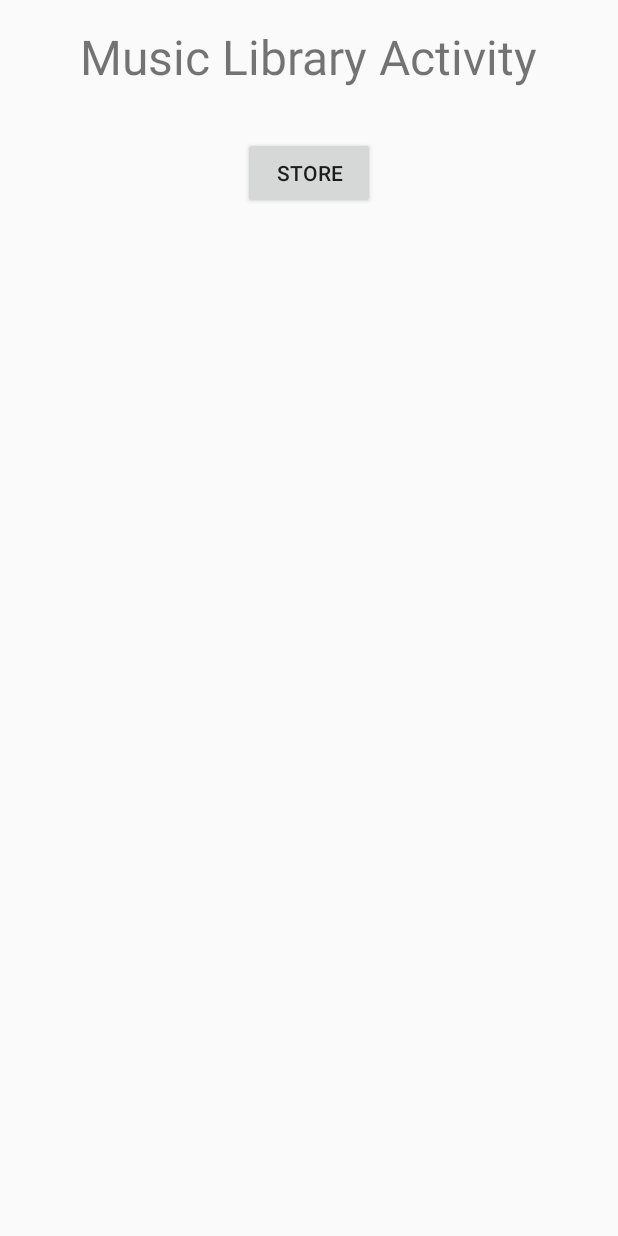
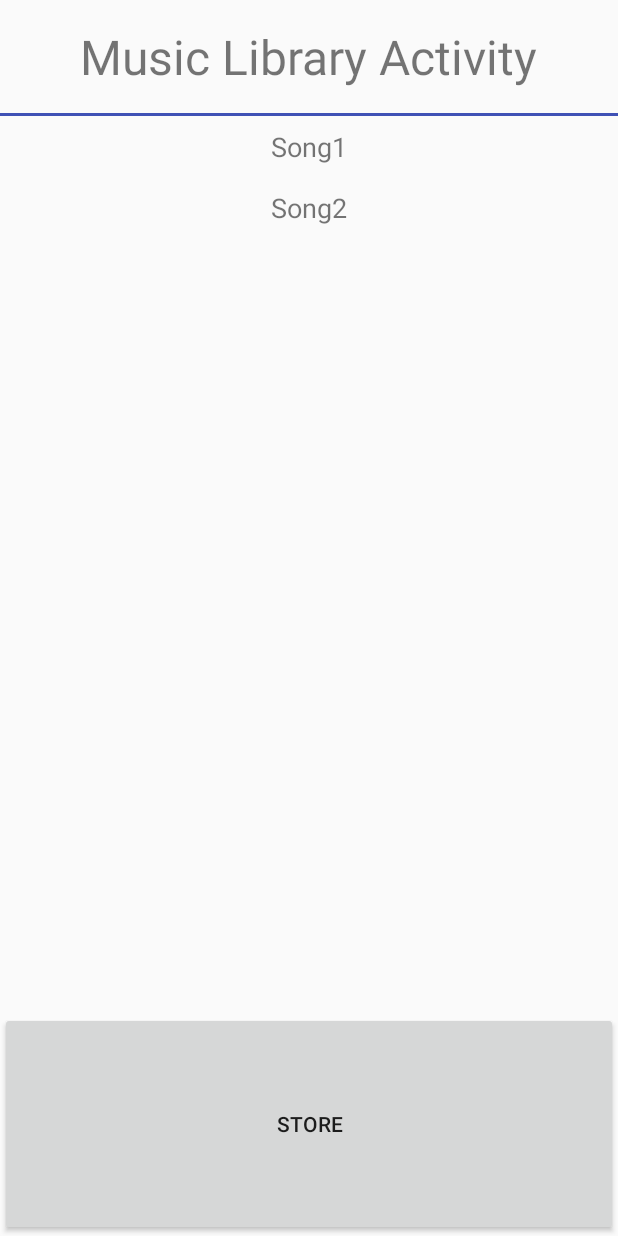
Before and after one commit to damwilin/MusicalStructure, an Android app: the MusicLibraryActivity screen opened directly, with no data from a screen before it, on a phone screen of 412 x 824 dp. Run offline under Robolectric (Android 15) with nearby library versions, the phone set to English and light mode, and no system bars.

Commit message:
Added primary design to MusicLibraryActivity Implemented OnClickListener to store_button

```diff
--- a/app/src/main/java/com/wili/android/musicalstructure/MusicLibraryActivity.java
+++ b/app/src/main/java/com/wili/android/musicalstructure/MusicLibraryActivity.java
@@ -1,7 +1,10 @@
 package com.wili.android.musicalstructure;
 
+import android.content.Intent;
 import android.support.v7.app.AppCompatActivity;
 import android.os.Bundle;
+import android.view.View;
+import android.widget.Button;
 
 public class MusicLibraryActivity extends AppCompatActivity {
 
@@ -9,6 +12,13 @@ public class MusicLibraryActivity extends AppCompatActivity {
     protected void onCreate(Bundle savedInstanceState) {
         super.onCreate(savedInstanceState);
         setContentView(R.layout.activity_music_library);
+        Button store = (Button) findViewById(R.id.button_store);
+        store.setOnClickListener(new View.OnClickListener() {
+            @Override
+            public void onClick(View view) {
+                startActivity(new Intent(MusicLibraryActivity.this, StoreActivity.class));
+            }
+        });
 
     }
 }
--- a/app/src/main/res/layout/activity_music_library.xml
+++ b/app/src/main/res/layout/activity_music_library.xml
@@ -11,8 +11,37 @@
         style="@style/ActivityName"
         android:text="Music Library Activity" />
 
+    <LinearLayout
+        android:layout_width="match_parent"
+        android:layout_height="2dp"
+        android:background="@color/colorPrimary" />
+
+    <ScrollView
+        android:layout_width="match_parent"
+        android:layout_height="0dp"
+        android:layout_weight="8">
+
+        <LinearLayout
+            android:layout_width="match_parent"
+            android:layout_height="match_parent"
+            android:orientation="vertical">
+
+            <TextView
+                android:id="@+id/song1"
+                style="@style/SongListItem"
+                android:text="Song1" />
+
+            <TextView
+                android:id="@+id/song2"
+                style="@style/SongListItem"
+                android:text="Song2" />
+        </LinearLayout>
+    </ScrollView>
+
     <Button
-        style="@style/MainButton"
         android:id="@+id/button_store"
-        android:text="store"/>
+        android:layout_width="match_parent"
+        android:layout_height="0dp"
+        android:layout_weight="2"
+        android:text="store" />
 </LinearLayout>
--- a/app/src/main/res/values/styles.xml
+++ b/app/src/main/res/values/styles.xml
@@ -25,4 +25,12 @@
         <item name="android:layout_width">wrap_content</item>
         <item name="android:layout_height">wrap_content</item>
     </style>
+
+    <style name="SongListItem">
+        <item name="android:padding">8dp</item>
+        <item name="android:textSize">18dp</item>
+        <item name="android:textAlignment">center</item>
+        <item name="android:layout_width">match_parent</item>
+        <item name="android:layout_height">wrap_content</item>
+    </style>
 </resources>
```
